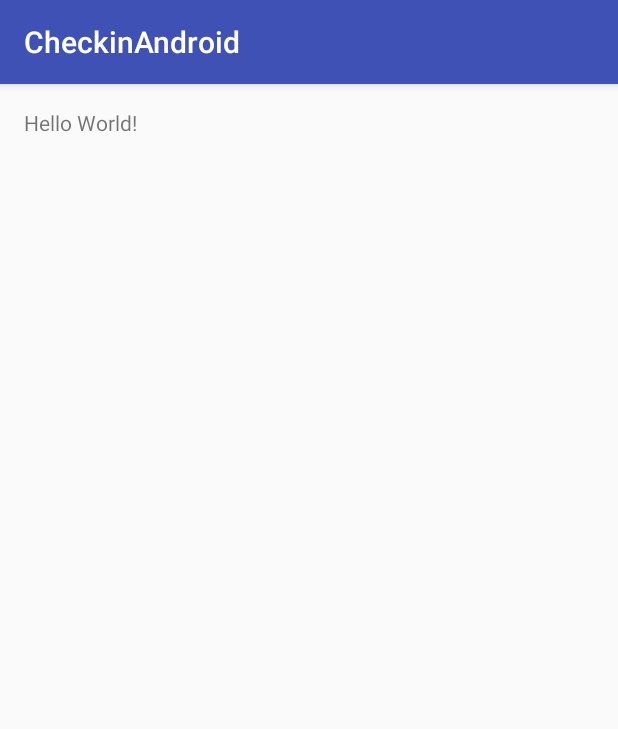
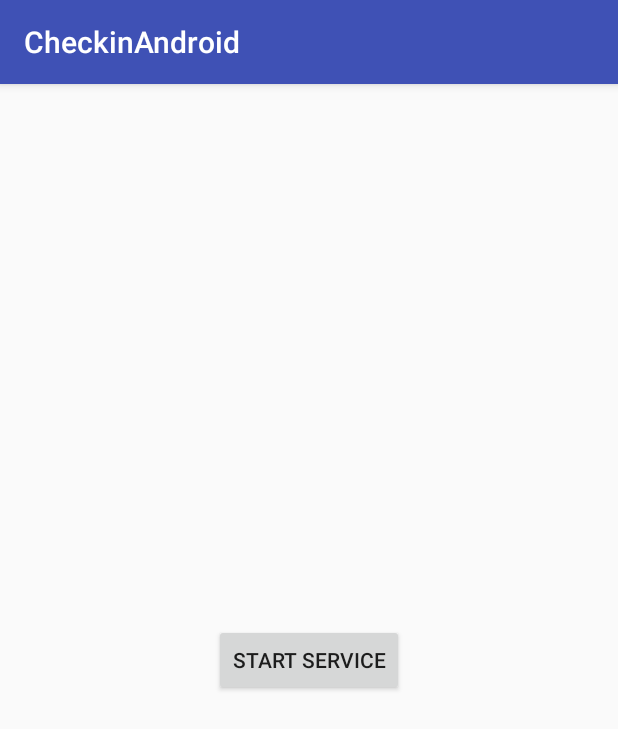
Before and after one commit to jmccormack200/CheckinAndroid, an Android app: the screen it shows after launch (MainActivity), on a phone screen of 412 x 824 dp. Shown: the top 729 px of the screen. Run offline under Robolectric (Android 15) with nearby library versions, the phone set to English and light mode, and no system bars.

Commit message:
Have the basics of the service working, now need to add in the location services support

```diff
--- a/app/build.gradle
+++ b/app/build.gradle
@@ -23,4 +23,5 @@ dependencies {
     compile fileTree(dir: 'libs', include: ['*.jar'])
     testCompile 'junit:junit:4.12'
     compile 'com.android.support:appcompat-v7:23.4.0'
+    compile 'com.google.android.gms:play-services:9.0.0'
 }
--- a/app/src/main/AndroidManifest.xml
+++ b/app/src/main/AndroidManifest.xml
@@ -1,6 +1,8 @@
 <?xml version="1.0" encoding="utf-8"?>
 <manifest xmlns:android="http://schemas.android.com/apk/res/android"
     package="com.example.jmack.checkinandroid">
+    <uses-permission android:name="android.permission.ACCESS_FINE_LOCATION"/>
+
 
     <application
         android:allowBackup="true"
@@ -15,6 +17,9 @@
                 <category android:name="android.intent.category.LAUNCHER" />
             </intent-filter>
         </activity>
+        <service
+            android:name=".MapService"
+            android:exported="false"/>
     </application>
 
 </manifest>
--- a/app/src/main/res/layout/activity_main.xml
+++ b/app/src/main/res/layout/activity_main.xml
@@ -9,8 +9,11 @@
     android:paddingTop="@dimen/activity_vertical_margin"
     tools:context="com.example.jmack.checkinandroid.MainActivity">
 
-    <TextView
+    <Button
         android:layout_width="wrap_content"
         android:layout_height="wrap_content"
-        android:text="Hello World!" />
+        android:id="@+id/imageButton1"
+        android:layout_centerInParent="true"
+        android:text="@string/button_text"
+        android:onClick="startServiceButton"/>
 </RelativeLayout>
--- a/app/src/main/res/values/strings.xml
+++ b/app/src/main/res/values/strings.xml
@@ -1,3 +1,4 @@
 <resources>
     <string name="app_name">CheckinAndroid</string>
+    <string name="button_text">Start Service</string>
 </resources>
```
Also changed, not shown: app/src/main/java/com/example/jmack/checkinandroid/MainActivity.java (+9 -1 lines), app/src/main/java/com/example/jmack/checkinandroid/MapService.java (added, +95 -0 lines), app/src/main/res/drawable/android.jpg (added).
